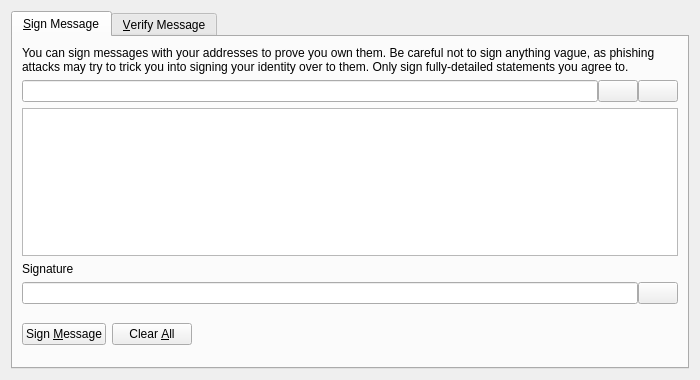
Before: the Qt Designer form src/qt/forms/signverifymessagedialog.ui in royaltiescoin/royaltiescoin, drawn with Qt 5.
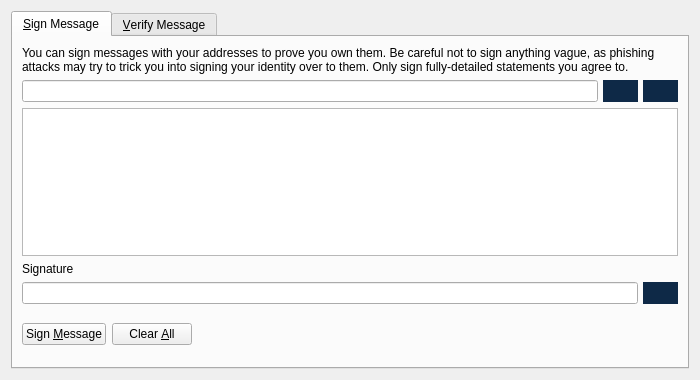
After: the same form once the commit is applied. Icons and pictures are not drawn. Custom widgets are drawn as their Qt base class.

Patch:
```diff
--- a/src/qt/forms/signverifymessagedialog.ui
+++ b/src/qt/forms/signverifymessagedialog.ui
@@ -56,10 +56,47 @@
           </widget>
          </item>
          <item>
-          <widget class="QPushButton" name="addressBookButton_SM">
+          <spacer name="horizontalSpacer_2">
+           <property name="orientation">
+            <enum>Qt::Horizontal</enum>
+           </property>
+           <property name="sizeType">
+            <enum>QSizePolicy::Fixed</enum>
+           </property>
+           <property name="sizeHint" stdset="0">
+            <size>
+             <width>5</width>
+             <height>20</height>
+            </size>
+           </property>
+          </spacer>
+         </item>
+         <item>
+          <widget class="QToolButton" name="addressBookButton_SM">
+           <property name="sizePolicy">
+            <sizepolicy hsizetype="Fixed" vsizetype="Fixed">
+             <horstretch>0</horstretch>
+             <verstretch>0</verstretch>
+            </sizepolicy>
+           </property>
+           <property name="minimumSize">
+            <size>
+             <width>35</width>
+             <height>0</height>
+            </size>
+           </property>
+           <property name="maximumSize">
+            <size>
+             <width>0</width>
+             <height>35</height>
+            </size>
+           </property>
            <property name="toolTip">
             <string>Choose an address from the address book</string>
            </property>
+           <property name="styleSheet">
+            <string notr="true">QToolButton#addressBookButton_SM{background-color:#0e2947;border:none;}</string>
+           </property>
            <property name="text">
             <string/>
            </property>
@@ -70,16 +107,44 @@
            <property name="shortcut">
             <string>Alt+A</string>
            </property>
-           <property name="autoDefault">
-            <bool>false</bool>
-           </property>
           </widget>
          </item>
          <item>
-          <widget class="QPushButton" name="pasteButton_SM">
+          <spacer name="horizontalSpacer_3">
+           <property name="orientation">
+            <enum>Qt::Horizontal</enum>
+           </property>
+           <property name="sizeType">
+            <enum>QSizePolicy::Fixed</enum>
+           </property>
+           <property name="sizeHint" stdset="0">
+            <size>
+             <width>5</width>
+             <height>20</height>
+            </size>
+           </property>
+          </spacer>
+         </item>
+         <item>
+          <widget class="QToolButton" name="pasteButton_SM">
+           <property name="minimumSize">
+            <size>
+             <width>35</width>
+             <height>0</height>
+            </size>
+           </property>
+           <property name="maximumSize">
+            <size>
+             <width>0</width>
+             <height>35</height>
+            </size>
+           </property>
            <property name="toolTip">
             <string>Paste address from clipboard</string>
            </property>
+           <property name="styleSheet">
+            <string notr="true">QToolButton#pasteButton_SM{background-color:#0e2947;border:none;}</string>
+           </property>
            <property name="text">
             <string/>
            </property>
@@ -90,9 +155,6 @@
            <property name="shortcut">
             <string>Alt+P</string>
            </property>
-           <property name="autoDefault">
-            <bool>false</bool>
-           </property>
           </widget>
          </item>
         </layout>
@@ -132,19 +194,47 @@
           </widget>
          </item>
          <item>
-          <widget class="QPushButton" name="copySignatureButton_SM">
+          <spacer name="horizontalSpacer_4">
+           <property name="orientation">
+            <enum>Qt::Horizontal</enum>
+           </property>
+           <property name="sizeType">
+            <enum>QSizePolicy::Fixed</enum>
+           </property>
+           <property name="sizeHint" stdset="0">
+            <size>
+             <width>5</width>
+             <height>20</height>
+            </size>
+           </property>
+          </spacer>
+         </item>
+         <item>
+          <widget class="QToolButton" name="copySignatureButton_SM">
+           <property name="minimumSize">
+            <size>
+             <width>35</width>
+             <height>0</height>
+            </size>
+           </property>
+           <property name="maximumSize">
+            <size>
+             <width>0</width>
+             <height>35</height>
+            </size>
+           </property>
            <property name="toolTip">
             <string>Copy the current signature to the system clipboard</string>
            </property>
+           <property name="styleSheet">
+            <string notr="true">QToolButton#copySignatureButton_SM{background-color:#0e2947;border:none;}</string>
+           </property>
            <property name="text">
             <string/>
            </property>
            <property name="icon">
             <iconset resource="../bitcoin.qrc">
-             <normaloff>:/icons/editcopy</normaloff>:/icons/editcopy</iconset>
-           </property>
-           <property name="autoDefault">
-            <bool>false</bool>
+             <normaloff>:/icons_V2/editcopy_white</normaloff>:/icons_V2/editcopy_white</iconset>
            </property>
           </widget>
          </item>
```
Left out of the diff: 54 changed lines with no effect on the pictures.
